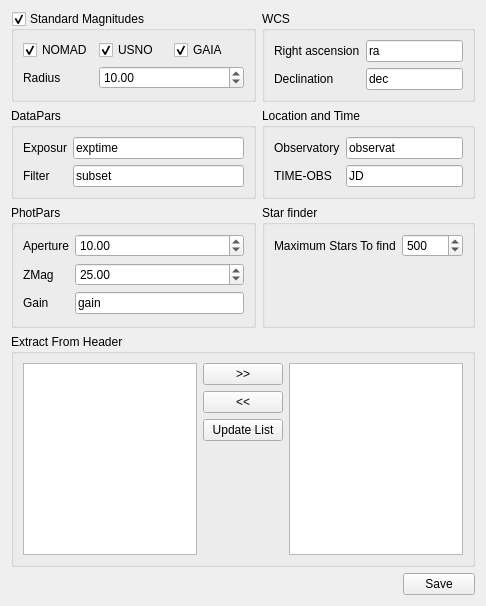
The window that gui/setting_photometry.ui (myrafproject/myrafproject) describes before a commit, drawn with Qt 5.
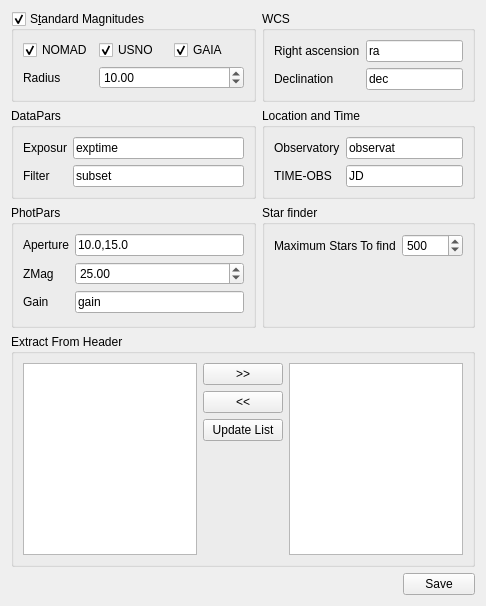
The same window after the commit.

Commit message: Multi aperture photometry added. Photometry is way faster now.

```diff
--- a/gui/setting_photometry.ui
+++ b/gui/setting_photometry.ui
@@ -17,7 +17,7 @@
    <item row="0" column="0">
     <widget class="QGroupBox" name="setting_phot_std">
      <property name="title">
-      <string>Standard Magnitudes</string>
+      <string>S&amp;tandard Magnitudes</string>
      </property>
      <property name="checkable">
       <bool>true</bool>
@@ -209,19 +209,6 @@
         </property>
        </widget>
       </item>
-      <item row="0" column="1">
-       <widget class="QDoubleSpinBox" name="setting_phot_photpar_aperture">
-        <property name="minimum">
-         <double>1.000000000000000</double>
-        </property>
-        <property name="maximum">
-         <double>100.000000000000000</double>
-        </property>
-        <property name="value">
-         <double>10.000000000000000</double>
-        </property>
-       </widget>
-      </item>
       <item row="1" column="0">
        <widget class="QLabel" name="label_45">
         <property name="text">
@@ -253,6 +240,13 @@
         </property>
        </widget>
       </item>
+      <item row="0" column="1">
+       <widget class="QLineEdit" name="setting_phot_photpar_aperture">
+        <property name="text">
+         <string>10.0,15.0</string>
+        </property>
+       </widget>
+      </item>
      </layout>
     </widget>
    </item>
```
The commit also changes 3 other files.
